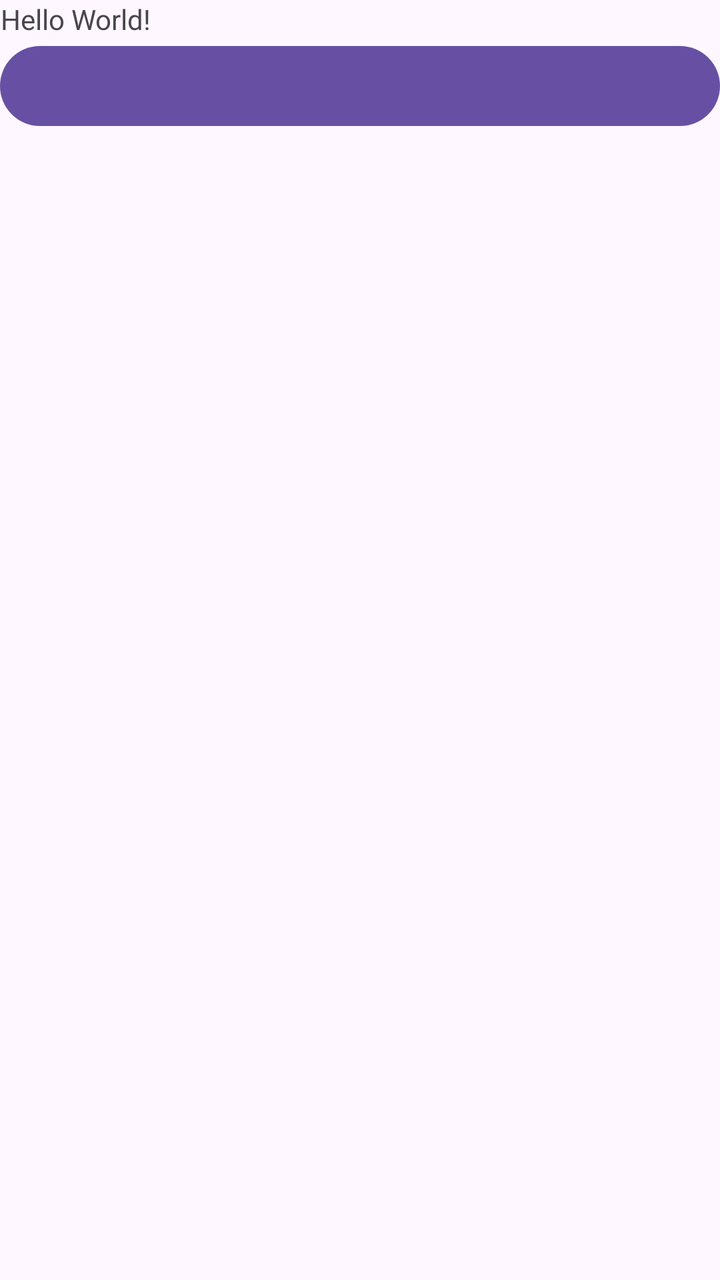
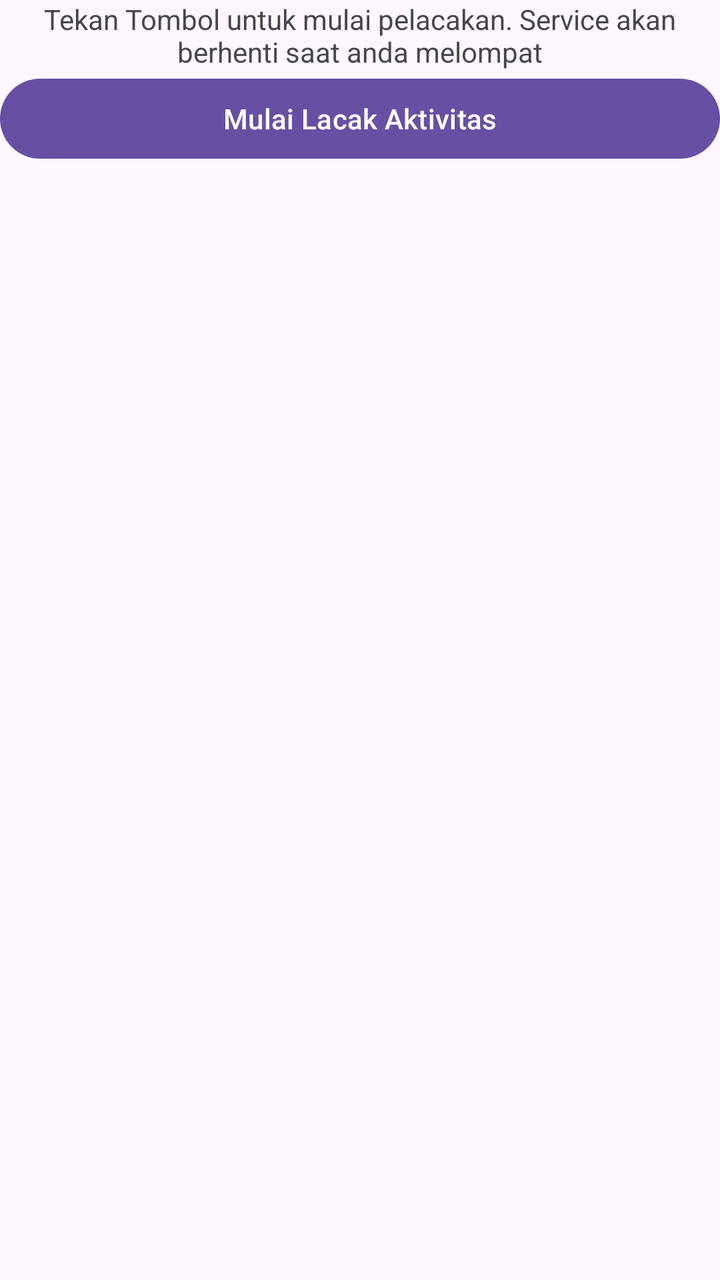

Compare the two renders of this Android layout. The source of the first and the diff that turns it into the second are given below.
<!-- AndroidManifest.xml: application theme Theme.BackgroundServices -->
<!-- res/layout/activity_main.xml -->
<?xml version="1.0" encoding="utf-8"?>
<LinearLayout xmlns:android="http://schemas.android.com/apk/res/android"
    xmlns:app="http://schemas.android.com/apk/res-auto"
    xmlns:tools="http://schemas.android.com/tools"
    android:id="@+id/main"
    android:layout_width="match_parent"
    android:layout_height="match_parent"
    tools:context=".MainActivity"
    android:orientation="vertical">

    <TextView
        android:layout_width="wrap_content"
        android:layout_height="wrap_content"
        android:text="Hello World!"
        app:layout_constraintBottom_toBottomOf="parent"
        app:layout_constraintEnd_toEndOf="parent"
        app:layout_constraintStart_toStartOf="parent"
        app:layout_constraintTop_toTopOf="parent"
        android:gravity="center" />

    <Button
        android:layout_width="match_parent"
        android:layout_height="wrap_content"

        />

</LinearLayout>
<!-- resources referenced by this layout -->
<resources>
  <style name="Theme.BackgroundServices" parent="Base.Theme.BackgroundServices" />
  <style name="Base.Theme.BackgroundServices" parent="Theme.Material3.DayNight.NoActionBar">
          
          
      </style>
</resources>

<!-- the commit's change to res/layout/activity_main.xml (unified diff, before → after) -->
@@ -6,22 +6,22 @@
     android:layout_width="match_parent"
     android:layout_height="match_parent"
     tools:context=".MainActivity"
-    android:orientation="vertical">
+    android:orientation="vertical"
+    android:layout_marginTop="20dp">
 
     <TextView
-        android:layout_width="wrap_content"
+        android:layout_width="404dp"
         android:layout_height="wrap_content"
-        android:text="Hello World!"
-        app:layout_constraintBottom_toBottomOf="parent"
-        app:layout_constraintEnd_toEndOf="parent"
-        app:layout_constraintStart_toStartOf="parent"
-        app:layout_constraintTop_toTopOf="parent"
-        android:gravity="center" />
+        android:layout_gravity="center"
+        android:text="Tekan Tombol untuk mulai pelacakan. Service akan berhenti saat anda melompat"
+        android:textAlignment="center"
+        android:paddingHorizontal="20dp"/>
 
     <Button
         android:layout_width="match_parent"
         android:layout_height="wrap_content"
-
+        android:text="Mulai Lacak Aktivitas"
+        app:layout_constraintBottom_toBottomOf="parent"
         />
 
 </LinearLayout>
